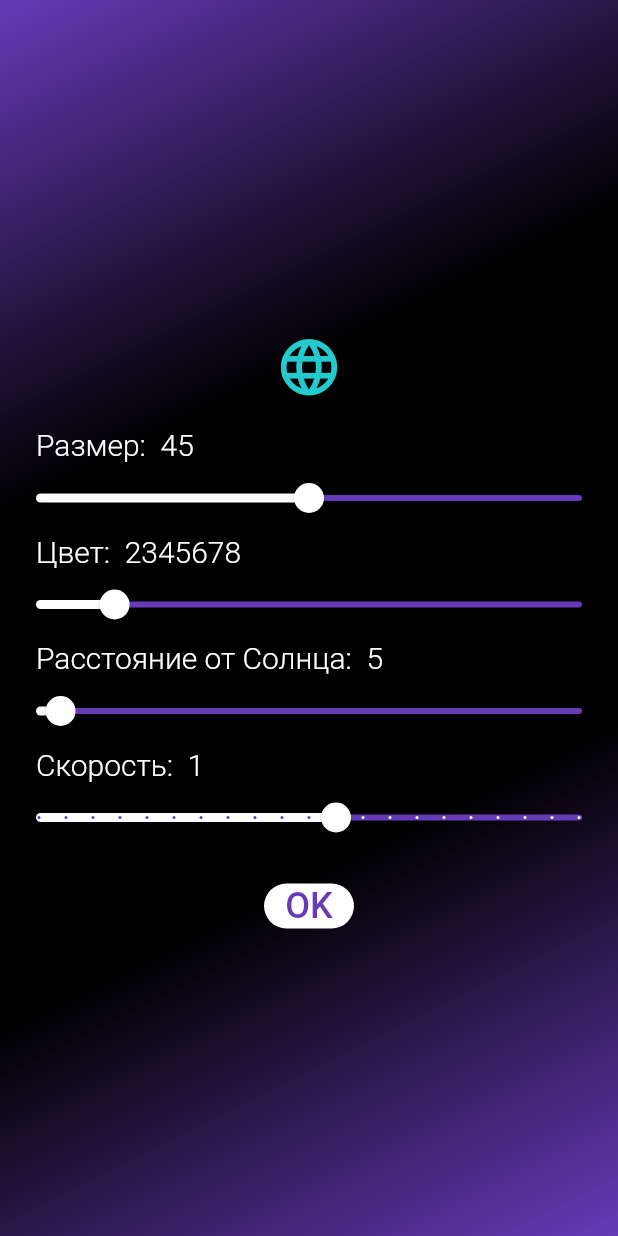
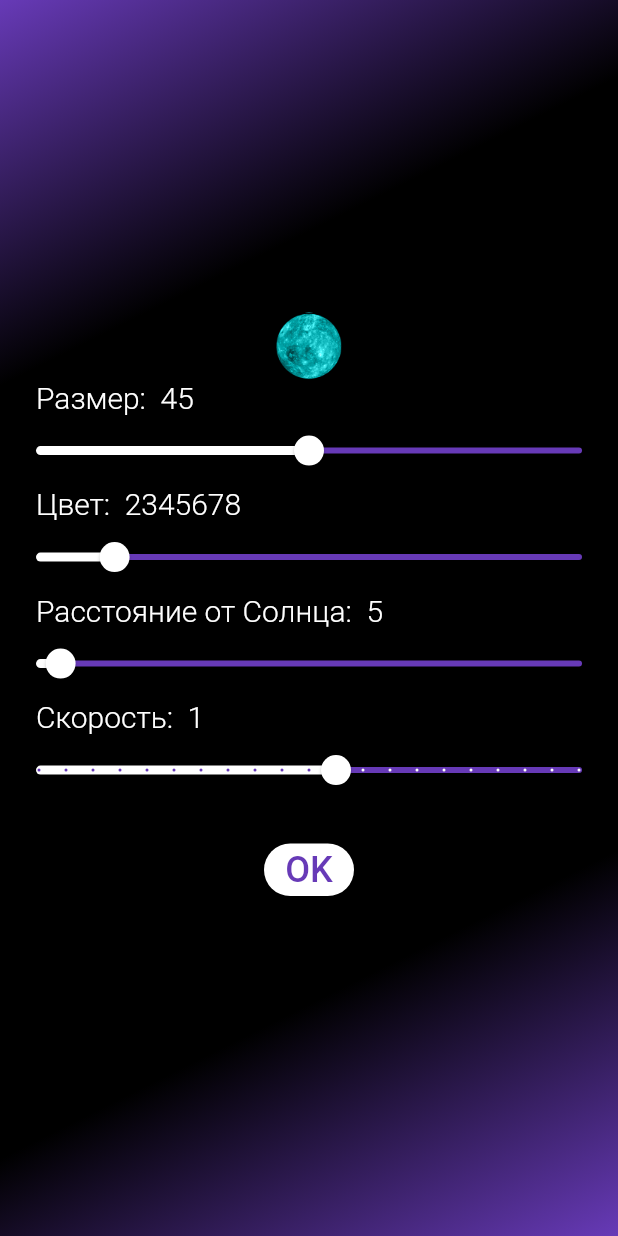
Before and after one commit to B-E-B/solar_system, a Flutter app: the screen it shows after launch, after a tap on the "add" icon, on a phone screen of 412 x 824 dp. Run offline on Flutter 3.47's test engine with Material 2 defaults, Android fonts, the phone set to English and light mode, and no system bars; our stand-ins replace rxdart.

Commit message:
Изменения в верстке: Солнце и планеты теперь .gif

```diff
--- a/lib/screens/new_planet_screen.dart
+++ b/lib/screens/new_planet_screen.dart
@@ -24,18 +24,24 @@ class NewPlanetScreen extends StatelessWidget {
               decoration: const BoxDecoration(
                   gradient: LinearGradient(
                 colors: [Colors.deepPurple, Colors.black, Colors.black, Colors.deepPurple],
+                stops: [0, 0.25, 0.75, 1],
                 begin: Alignment.bottomRight,
                 end: Alignment.topLeft,
               )),
               child: Column(
-                mainAxisAlignment: MainAxisAlignment.center,
+                mainAxisAlignment: MainAxisAlignment.end,
                 children: [
-                  SizedBox(
-                    height: 80,
-                    child: Icon(
-                      Icons.language,
-                      size: planet.size,
-                      color: Color(int.parse('0xff${planet.color.toRadixString(16).padLeft(6, '0')}')),
+                  ClipRRect(
+                    borderRadius: BorderRadius.circular(40),
+                    child: ColorFiltered(
+                      colorFilter: ColorFilter.mode(
+                        Color(int.parse('0xff${planet.color.toRadixString(16).padLeft(6, '0')}')),
+                        BlendMode.color,
+                      ),
+                      child: Image(
+                        image: const AssetImage('assets/images/planet.gif'),
+                        width: planet.size,
+                      ),
                     ),
                   ),
                   _paramSlider('Размер', planet.size, (double value) {
@@ -51,18 +57,18 @@ class NewPlanetScreen extends StatelessWidget {
                     _planetSubject.add(_planetSubject.value.copyWith(speed: value.toInt()));
                   }, min: -10, max: 10, divisions: 20),
                   const SizedBox(
-                    height: 20,
+                    height: 25,
                   ),
                   GestureDetector(
                       onTap: () {
-                        Navigator.pop(context, planet.copyWith(rangeFromSun: planet.rangeFromSun * 100));
+                        Navigator.pop(context, planet.copyWith(rangeFromSun: (planet.rangeFromSun + 1) * 100));
                       },
                       child: Container(
                         width: 60,
-                        height: 30,
+                        height: 35,
                         decoration: BoxDecoration(
                           color: Colors.white,
-                          borderRadius: BorderRadius.circular(15),
+                          borderRadius: BorderRadius.circular(20),
                         ),
                         child: const Center(
                           child: Text(
@@ -70,7 +76,8 @@ class NewPlanetScreen extends StatelessWidget {
                             style: TextStyle(color: Colors.deepPurple, fontSize: 24, fontWeight: FontWeight.w500),
                           ),
                         ),
-                      ))
+                      )),
+                  SizedBox(height: MediaQuery.of(context).size.height * 0.275)
                 ],
               ),
             ),
--- a/lib/screens/solar_system_screen.dart
+++ b/lib/screens/solar_system_screen.dart
@@ -9,16 +9,17 @@ class SolarSystemScreen extends StatefulWidget {
 }
 
 class _SolarSystemScreenState extends State<SolarSystemScreen> with SingleTickerProviderStateMixin {
-  late AnimationController controller;
+  late AnimationController animController;
+
   List<Planet> planetList = [];
   double maxRangeFromSun = 500;
   @override
   void initState() {
-    controller = AnimationController(
+    animController = AnimationController(
       duration: const Duration(seconds: 10),
       vsync: this,
     );
-    controller.repeat();
+    animController.repeat();
     super.initState();
   }
 
@@ -31,14 +32,13 @@ class _SolarSystemScreenState extends State<SolarSystemScreen> with SingleTicker
       body: Container(
         decoration: BoxDecoration(
             gradient: RadialGradient(
-          radius: 1.5,
+          radius: 2,
           colors: [
-            Colors.grey.withOpacity(0.3),
+
             Colors.black,
-            Colors.deepPurpleAccent.shade200.withOpacity(0.6),
-            Colors.grey.withOpacity(0.5)
+            Colors.deepPurpleAccent.shade200,
           ],
-          stops: const [0.2, 0.4, 0.6, 1],
+          stops: const [0.3, 1],
         )),
         child: Stack(children: [
           FittedBox(
@@ -65,7 +65,7 @@ class _SolarSystemScreenState extends State<SolarSystemScreen> with SingleTicker
             if (newPlanet is PlanetModel) {
               setState(() {
                 planetList.add(Planet(
-                  controller: controller,
+                  controller: animController,
                   planet: newPlanet,
                 ));
                 if (maxRangeFromSun < newPlanet.rangeFromSun + newPlanet.size) {
@@ -80,11 +80,10 @@ class _SolarSystemScreenState extends State<SolarSystemScreen> with SingleTicker
   }
 
   Widget _sun() {
-    return Container(
-      width: 80,
-      height: 80,
-      decoration:
-          const BoxDecoration(gradient: RadialGradient(colors: [Colors.yellow, Colors.transparent], stops: [0.6, 1])),
+    return const Image(
+      image: AssetImage('assets/images/sun.gif'),
+      width: 200,
+      height: 200,
     );
   }
 
--- a/lib/widgets/planet.dart
+++ b/lib/widgets/planet.dart
@@ -18,10 +18,18 @@ class Planet extends StatelessWidget {
       alignment: Alignment.center,
       child: Padding(
           padding: EdgeInsets.only(top: planet.rangeFromSun),
-          child: Icon(
-            Icons.language,
-            size: planet.size,
-            color: Color(int.parse('0xff${planet.color.toRadixString(16).padLeft(6, '0')}')),
+          child: ClipRRect(
+            borderRadius: BorderRadius.circular(40),
+            child: ColorFiltered(
+              colorFilter: ColorFilter.mode(
+                Color(int.parse('0xff${planet.color.toRadixString(16).padLeft(6, '0')}')),
+                BlendMode.color,
+              ),
+              child: Image(
+                image: AssetImage('assets/images/planet.gif'),
+                width: planet.size,
+              ),
+            ),
           )),
     );
   }
--- a/pubspec.yaml
+++ b/pubspec.yaml
@@ -18,3 +18,7 @@ dev_dependencies:
 
 flutter:
   uses-material-design: true
+
+  assets:
+    - assets/images/sun.gif
+    - assets/images/planet.gif
```
Also changed, not shown: assets/images/planet.gif (added), 12 other files.
